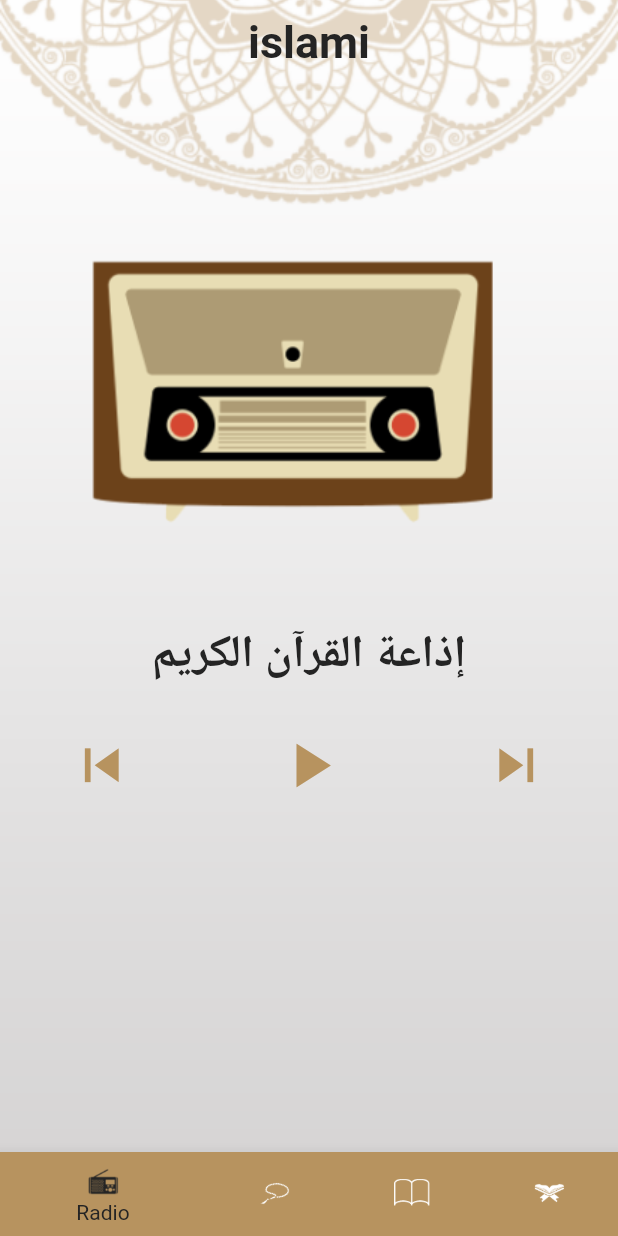
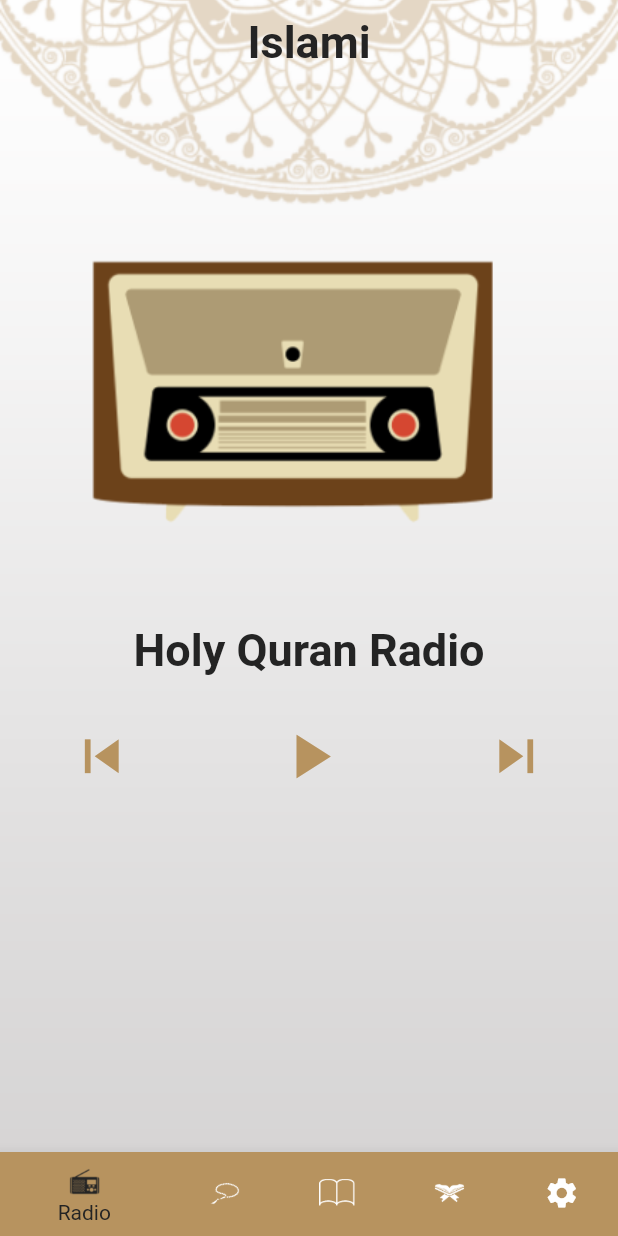
Before and after one commit to ahmounir25/Islami_App, a Flutter app: the screen it shows after launch, on a phone screen of 412 x 824 dp. Run offline on Flutter 3.47's test engine with Material 2 defaults, Android fonts, the phone set to English and light mode, and no system bars; generated files the repository leaves out were written again.

Commit message:
finish localization & themes of app

```diff
--- /dev/null
+++ b/l10n.yaml
@@ -0,0 +1,3 @@
+arb-dir: lib/l10n
+template-arb-file: app_en.arb
+output-localization-file: app_localizations.dart
--- a/lib/Home/HomeScreen.dart
+++ b/lib/Home/HomeScreen.dart
@@ -1,54 +1,87 @@
 import 'package:flutter/material.dart';
+import 'package:islami_me/provider/myProvider.dart';
+import 'package:islami_me/tabs/setting/settingScreen.dart';
 import 'package:islami_me/themes/myThemeData.dart';
 import 'package:islami_me/tabs/Ahadeth/ahadethScreen.dart';
 import 'package:islami_me/tabs/Quran/quranScreen.dart';
 import 'package:islami_me/tabs/Radio/radioScreen.dart';
 import 'package:islami_me/tabs/sebha/sebhaScreen.dart';
+import 'package:flutter_gen/gen_l10n/app_localizations.dart';
+import 'package:provider/provider.dart';
 
 class HomeScreen extends StatefulWidget {
   static const routeName = 'home';
+
   @override
   State<HomeScreen> createState() => _HomeScreenState();
 }
 
 class _HomeScreenState extends State<HomeScreen> {
-  int currIndex=0;
-  List<Widget> tabsList=[radioScreen(),sebhaScreen(),ahadethScreen(),quranScreen()];
+  int currIndex = 0;
+  List<Widget> tabsList = [
+    radioScreen(),
+    sebhaScreen(),
+    ahadethScreen(),
+    quranScreen(),
+    settingScreen()
+  ];
+
   @override
   Widget build(BuildContext context) {
+    var provider = Provider.of<myProvider>(context);
     return Stack(
       children: [
-        Image.asset('assets/images/back_ground.png',
-            width: double.infinity, fit: BoxFit.fitWidth),
+        Image.asset(
+            provider.theme == ThemeMode.light
+                ? 'assets/images/back_ground.png'
+                : 'assets/images/background_dark.png',
+            width: double.infinity,
+            fit: BoxFit.fitWidth),
         Scaffold(
           appBar: AppBar(
               title: Text(
-            'islami',
+            AppLocalizations.of(context)!.islami,
             style: Theme.of(context).textTheme.headline1,
           )),
-          body:tabsList[currIndex] ,
+          body: tabsList[currIndex],
           bottomNavigationBar: BottomNavigationBar(
               type: BottomNavigationBarType.shifting,
-            currentIndex:currIndex ,
+              currentIndex: currIndex,
               onTap: (value) {
-              currIndex=value;
-                setState(() {
-
-                });
+                currIndex = value;
+                setState(() {});
               },
               items: [
                 BottomNavigationBarItem(
                     icon: ImageIcon(AssetImage('assets/images/radio.png')),
-                label: 'Radio',backgroundColor: myThemeData.goldColor),
+                    label: AppLocalizations.of(context)!.radiobottombar,
+                    backgroundColor: provider.theme == ThemeMode.light
+                        ? myThemeData.goldColor
+                        : myThemeData.primaryDarkcolor),
                 BottomNavigationBarItem(
                     icon: ImageIcon(AssetImage('assets/images/sebha.png')),
-                label: 'Sebha',backgroundColor: myThemeData.goldColor),
+                    label: AppLocalizations.of(context)!.sebhabottombar,
+                    backgroundColor: provider.theme == ThemeMode.light
+                        ? myThemeData.goldColor
+                        : myThemeData.primaryDarkcolor),
                 BottomNavigationBarItem(
                     icon: ImageIcon(AssetImage('assets/images/ahadeth.png')),
-                label: 'Ahadeth',backgroundColor: myThemeData.goldColor),
+                    label: AppLocalizations.of(context)!.ahadethbottombar,
+                    backgroundColor: provider.theme == ThemeMode.light
+                        ? myThemeData.goldColor
+                        : myThemeData.primaryDarkcolor),
                 BottomNavigationBarItem(
                     icon: ImageIcon(AssetImage('assets/images/moshaf.png')),
-                label: 'Quran',backgroundColor: myThemeData.goldColor),
+                    label: AppLocalizations.of(context)!.quranbottombar,
+                    backgroundColor: provider.theme == ThemeMode.light
+                        ? myThemeData.goldColor
+                        : myThemeData.primaryDarkcolor),
+                BottomNavigationBarItem(
+                    icon: Icon(Icons.settings),
+                    label: AppLocalizations.of(context)!.setting,
+                    backgroundColor: provider.theme == ThemeMode.light
+                        ? myThemeData.goldColor
+                        : myThemeData.primaryDarkcolor),
                 // BottomNavigationBarItem(icon: icon),
               ]),
         )
--- /dev/null
+++ b/lib/l10n/app_en.arb
@@ -0,0 +1,15 @@
+{
+     "islami": "Islami",
+     "ahadeth": "Ahadeth",
+     "suraName":"Sura Title",
+     "radio":"Holy Quran Radio",
+     "sebha":"Number of praises",
+     "quranbottombar":"Quran",
+     "ahadethbottombar":"Ahadeth",
+     "sebhabottombar":"Sebha",
+     "radiobottombar":"Radio",
+     "setting": "Setting",
+     "language": "Language",
+     "theme": "Theme"
+
+}
--- a/lib/main.dart
+++ b/lib/main.dart
@@ -1,20 +1,46 @@
 import 'package:flutter/material.dart';
 import 'package:islami_me/Home/HomeScreen.dart';
+import 'package:islami_me/provider/myProvider.dart';
 import 'package:islami_me/tabs/Ahadeth/hadethDetails.dart';
 import 'package:islami_me/tabs/Quran/suraDetails.dart';
 import 'package:islami_me/themes/myThemeData.dart';
+import 'package:flutter_localizations/flutter_localizations.dart';
+import 'package:flutter_gen/gen_l10n/app_localizations.dart';
+import 'package:provider/provider.dart';
 
 void main() {
-  runApp(MaterialApp(
+  runApp(ChangeNotifierProvider(
+    create: (BuildContext context) => myProvider(),
+    child: myApplication(),
+  ));
+}
+
+class myApplication extends StatelessWidget {
+  @override
+  Widget build(BuildContext context) {
+    var provider = Provider.of<myProvider>(context);
+    return MaterialApp(
       routes: {
         HomeScreen.routeName: (context) => HomeScreen(),
         suraDetails.routeName: (context) => suraDetails(),
-      hadethDetails.routeName:(context) => hadethDetails(),
+        hadethDetails.routeName: (context) => hadethDetails(),
       },
       initialRoute: HomeScreen.routeName,
       debugShowCheckedModeBanner: false,
       theme: myThemeData.lightTheme,
       darkTheme: myThemeData.darkTheme,
-    themeMode: ThemeMode.light,
-  ));
+      themeMode: provider.theme,
+      localizationsDelegates: [
+        AppLocalizations.delegate,
+        GlobalMaterialLocalizations.delegate,
+        GlobalWidgetsLocalizations.delegate,
+        GlobalCupertinoLocalizations.delegate,
+      ],
+      supportedLocales: [
+        Locale('ar'),
+        Locale('en'),
+      ],
+      locale: Locale(provider.language), //default language
+    );
   }
+}
--- /dev/null
+++ b/lib/provider/myProvider.dart
@@ -0,0 +1,16 @@
+import 'package:flutter/material.dart';
+
+class myProvider extends ChangeNotifier {
+  String language = 'en';
+  ThemeMode theme = ThemeMode.light;
+
+  void changeLanguage(String langCode) {
+    language = langCode;
+    notifyListeners();
+  }
+
+  void changeTheme(ThemeMode newTheme) {
+    theme = newTheme;
+    notifyListeners();
+  }
+}
--- a/lib/tabs/Ahadeth/ahadethScreen.dart
+++ b/lib/tabs/Ahadeth/ahadethScreen.dart
@@ -3,6 +3,7 @@ import 'package:flutter/services.dart';
 import 'package:islami_me/tabs/Ahadeth/ahadethItem.dart';
 import 'package:islami_me/tabs/Quran/suraNameItem.dart';
 import 'package:islami_me/themes/myThemeData.dart';
+import 'package:flutter_gen/gen_l10n/app_localizations.dart';
 
 class ahadethScreen extends StatefulWidget {
   @override
@@ -27,6 +28,7 @@ class _ahadethScreenState extends State<ahadethScreen> {
             Expanded(
               child: Container(
                 margin: EdgeInsets.symmetric(horizontal: 20),
+                padding: EdgeInsets.all(10),
                 alignment: Alignment.center,
                 decoration: BoxDecoration(
                     borderRadius: BorderRadius.only(
@@ -37,7 +39,7 @@ class _ahadethScreenState extends State<ahadethScreen> {
                       color: myThemeData.goldColor,
                     )),
                 child: Text(
-                  'الأحاديث',
+                  AppLocalizations.of(context)!.ahadeth,
                   style: Theme.of(context)
                       .textTheme
                       .headline1
--- a/lib/tabs/Quran/quranScreen.dart
+++ b/lib/tabs/Quran/quranScreen.dart
@@ -1,6 +1,7 @@
 import 'package:flutter/material.dart';
 import 'package:islami_me/tabs/Quran/suraNameItem.dart';
 import 'package:islami_me/themes/myThemeData.dart';
+import 'package:flutter_gen/gen_l10n/app_localizations.dart';
 
 class quranScreen extends StatelessWidget {
   List<String> suraNames = [
@@ -133,6 +134,7 @@ class quranScreen extends StatelessWidget {
             Expanded(
               child: Container(
                 margin: EdgeInsets.symmetric(horizontal: 20),
+                padding: EdgeInsets.all(10),
                 alignment: Alignment.center,
                 decoration:BoxDecoration(
                   borderRadius: BorderRadius.only(
@@ -144,7 +146,7 @@ class quranScreen extends StatelessWidget {
                   )
                 ),
                 child: Text(
-                  'أسم السورة',
+                  AppLocalizations.of(context)!.suraName,
                   style: Theme.of(context).textTheme.headline1?.copyWith(
                     fontWeight:FontWeight.normal
                   ),
--- a/lib/tabs/Radio/radioScreen.dart
+++ b/lib/tabs/Radio/radioScreen.dart
@@ -1,5 +1,6 @@
 import 'package:flutter/material.dart';
 import 'package:islami_me/themes/myThemeData.dart';
+import 'package:flutter_gen/gen_l10n/app_localizations.dart';
 
 class radioScreen extends StatelessWidget {
   @override
@@ -18,7 +19,7 @@ class radioScreen extends StatelessWidget {
           ),
         ),
         Text(
-          'إذاعة القرآن الكريم',
+         AppLocalizations.of(context)!.radio,
           style: Theme.of(context).textTheme.headline1,
         ),
         Container(
--- a/lib/themes/myThemeData.dart
+++ b/lib/themes/myThemeData.dart
@@ -2,15 +2,30 @@ import 'package:flutter/material.dart';
 
 class myThemeData {
   static const Color blackColor = Color.fromRGBO(36, 36, 36, 1.0);
-  static const Color goldColor = Color.fromRGBO(183, 147, 95, 1.0);
+  static const Color goldColor = Color.fromRGBO(183, 147, 95, 1.0); //0F1424
+  static const Color primaryDarkcolor =
+      Color.fromRGBO(15, 20, 36, 1.0); //FACC1D
+  static const Color onPrimaryDarkcolor = Color.fromRGBO(250, 204, 29, 1.0);
 
   static ThemeData lightTheme = ThemeData(
       scaffoldBackgroundColor: Colors.transparent,
+      colorScheme: ColorScheme(
+          brightness: Brightness.light,
+          primary: goldColor,
+          onPrimary: blackColor,
+          secondary: Colors.brown,
+          onSecondary: Colors.white,
+          error: Colors.red,
+          onError: Colors.white,
+          background: Colors.transparent,
+          onBackground: blackColor,
+          surface: Colors.white,
+          onSurface: goldColor),
       appBarTheme: AppBarTheme(
         centerTitle: true,
         color: Colors.transparent,
         elevation: 0,
-        iconTheme: IconThemeData( color: blackColor),
+        iconTheme: IconThemeData(color: blackColor),
       ),
       textTheme: TextTheme(
         headline1: TextStyle(
@@ -21,12 +36,36 @@ class myThemeData {
         backgroundColor: goldColor,
         selectedItemColor: blackColor,
         unselectedItemColor: Colors.white,
-      )
-
-  );
+      ));
 
   static ThemeData darkTheme = ThemeData(
       scaffoldBackgroundColor: Colors.transparent,
+      colorScheme: ColorScheme(
+          brightness: Brightness.dark,
+          primary: onPrimaryDarkcolor,
+          onPrimary: primaryDarkcolor,
+          secondary: primaryDarkcolor,
+          onSecondary: onPrimaryDarkcolor,
+          error: Colors.red,
+          onError: Colors.white,
+          background: Colors.transparent,
+          onBackground: onPrimaryDarkcolor,
+          surface: primaryDarkcolor,
+          onSurface: Colors.white),
       appBarTheme: AppBarTheme(
-          centerTitle: true, color: Colors.transparent, elevation: 0));
+        centerTitle: true,
+        color: Colors.transparent,
+        elevation: 0,
+        iconTheme: IconThemeData(color: Colors.white),
+      ),
+      textTheme: TextTheme(
+        headline1: TextStyle(
+            color: Colors.white, fontSize: 30, fontWeight: FontWeight.bold),
+        headline2: TextStyle(fontSize: 20, color: Colors.white),
+      ),
+      bottomNavigationBarTheme: BottomNavigationBarThemeData(
+        backgroundColor: primaryDarkcolor,
+        selectedItemColor: onPrimaryDarkcolor,
+        unselectedItemColor: Colors.white,
+      ));
 }
```
Also changed, not shown: lib/l10n/app_ar.arb (added, +17 -0 lines), lib/tabs/Ahadeth/hadethDetails.dart (+16 -12 lines), lib/tabs/Quran/suraDetails.dart (+16 -9 lines), lib/tabs/sebha/sebhaScreen.dart (+14 -9 lines), lib/tabs/setting/settingScreen.dart (added, +79 -0 lines), lib/tabs/setting/show_Lang_sheet.dart (added, +50 -0 lines), lib/tabs/setting/themeSheet.dart (added, +51 -0 lines), pubspec.yaml (+5 -3 lines), assets/images/2.0x/background_dark@2x.png (added), assets/images/3.0x/background_dark@3x.png (added), assets/images/background_dark.png (added), pubspec.lock. Lines whose indentation alone changed are shown as unchanged.
